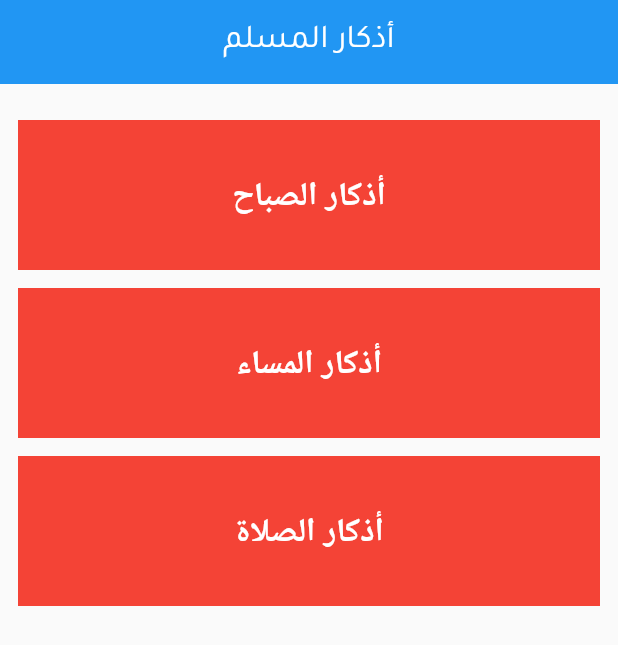
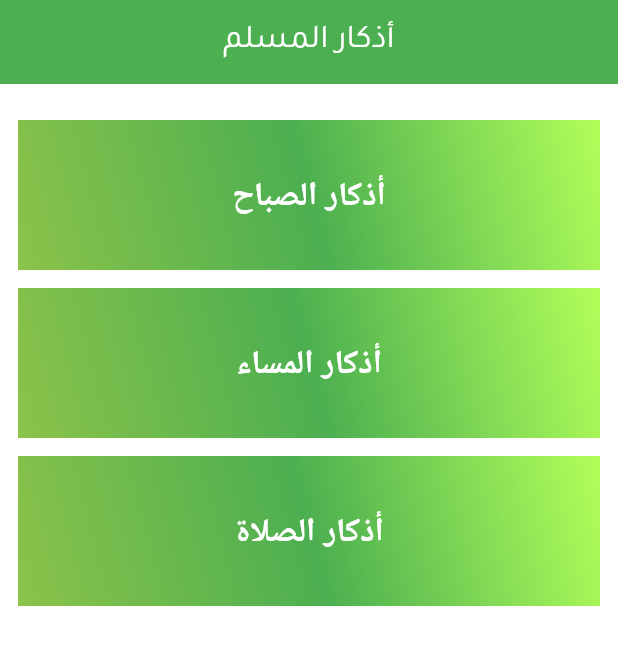
Before and after one commit to devmfouad/azkar, a Flutter app: the screen it shows after launch, on a phone screen of 412 x 824 dp. Shown: the top 645 px of the screen. Run offline on Flutter 3.47's test engine with Material 2 defaults, Android fonts, the phone set to English and light mode, and no system bars.

Commit message:
add font and design basic home section

```diff
--- a/lib/main.dart
+++ b/lib/main.dart
@@ -14,6 +14,7 @@ class App extends StatelessWidget {
       home: HomeScreen(),
       theme: ThemeData(
         appBarTheme: AppBarTheme(
+          backgroundColor: Colors.green,
           textTheme: TextTheme(
             title: TextStyle(
                fontFamily: 'Tajawal',
@@ -22,7 +23,8 @@ class App extends StatelessWidget {
           ),
           centerTitle: true,
           elevation: 0
-        )
+        ),
+        scaffoldBackgroundColor: Colors.white
       ),
     );
   }
--- a/lib/screens/home_screen.dart
+++ b/lib/screens/home_screen.dart
@@ -28,7 +28,18 @@ class HomeScreen extends StatelessWidget {
       margin: const EdgeInsets.only(top: 12.0),
       width: double.infinity,
       height:  100,
-      color: Colors.red,
+
+      decoration: BoxDecoration(
+        gradient: LinearGradient(
+          begin: Alignment.topRight,
+          end: Alignment.bottomLeft,
+          colors: [
+            Colors.lightGreenAccent,
+            Colors.green,
+            Colors.lightGreen
+          ]
+        )
+      ),
       child: Center(child: Text("$text" ,
         style: TextStyle(
           fontSize: 22.0 ,
```
